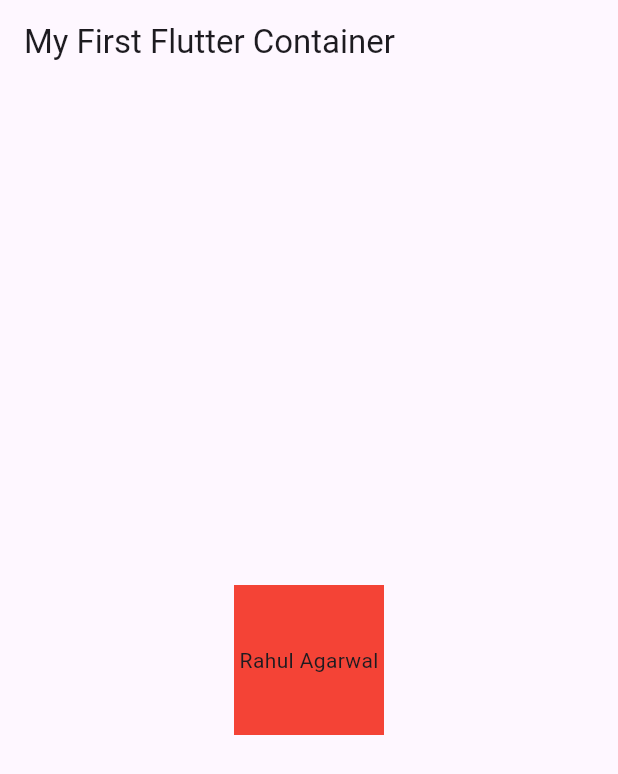
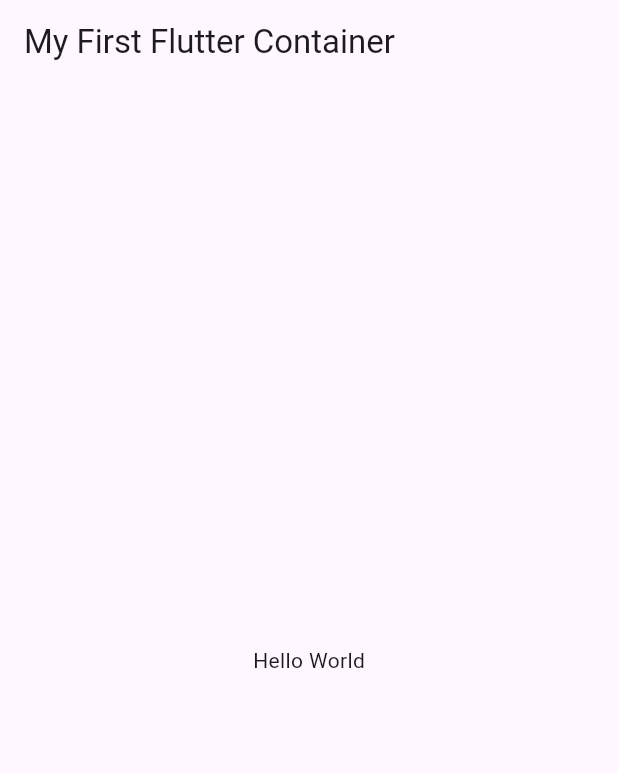
Before and after one commit to heyRahull/flutter, a Flutter app: the screen it shows after launch, on a phone screen of 412 x 824 dp. Shown: the top 774 px of the screen. Run offline on Flutter 3.47's test engine with Material 3 defaults, Android fonts, the light colour scheme and no system bars.

Commit message:
Center Widget in Flutter

```diff
--- a/lib/main.dart
+++ b/lib/main.dart
@@ -10,14 +10,10 @@ class MyApp extends StatelessWidget {
     return MaterialApp(
       home: Scaffold(
         appBar: AppBar(title: Text("My First Flutter Container")),
-        body: Center(
-          child: Container(
-            width: 100,
-            height: 100,
-            color: Colors.red,
-            child: Center(child: Text("Rahul Agarwal")),
-          ),
-        ),
+      //  body: Text("Hello World"),
+      body: Center(
+        child : Text("Hello World")
+      )
       ),
     );
   }
```
